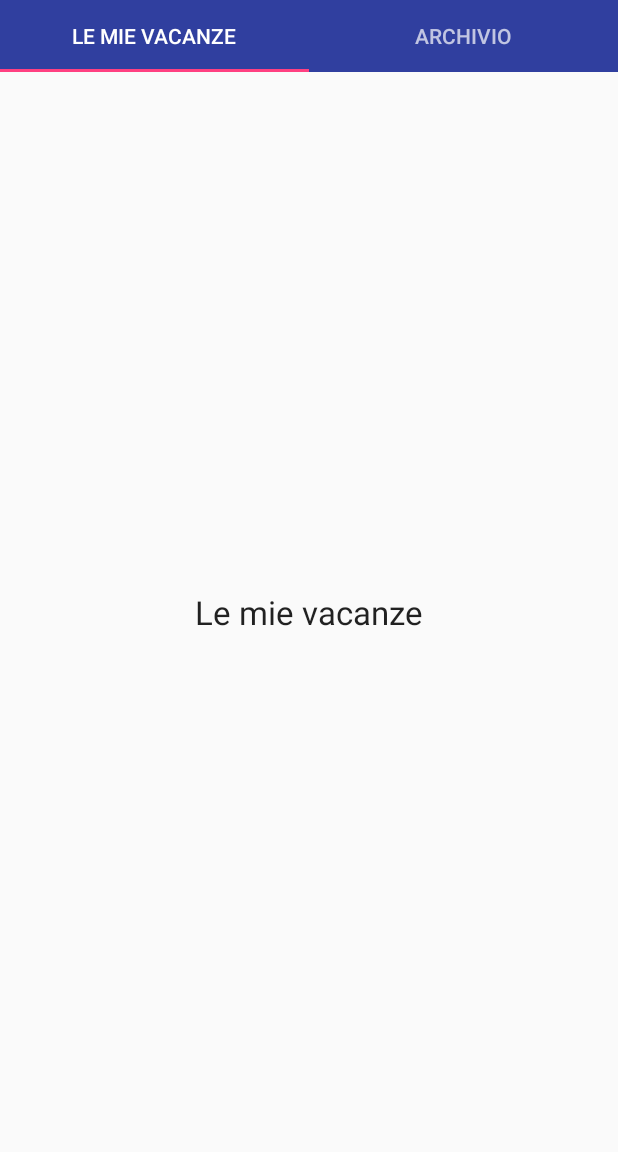
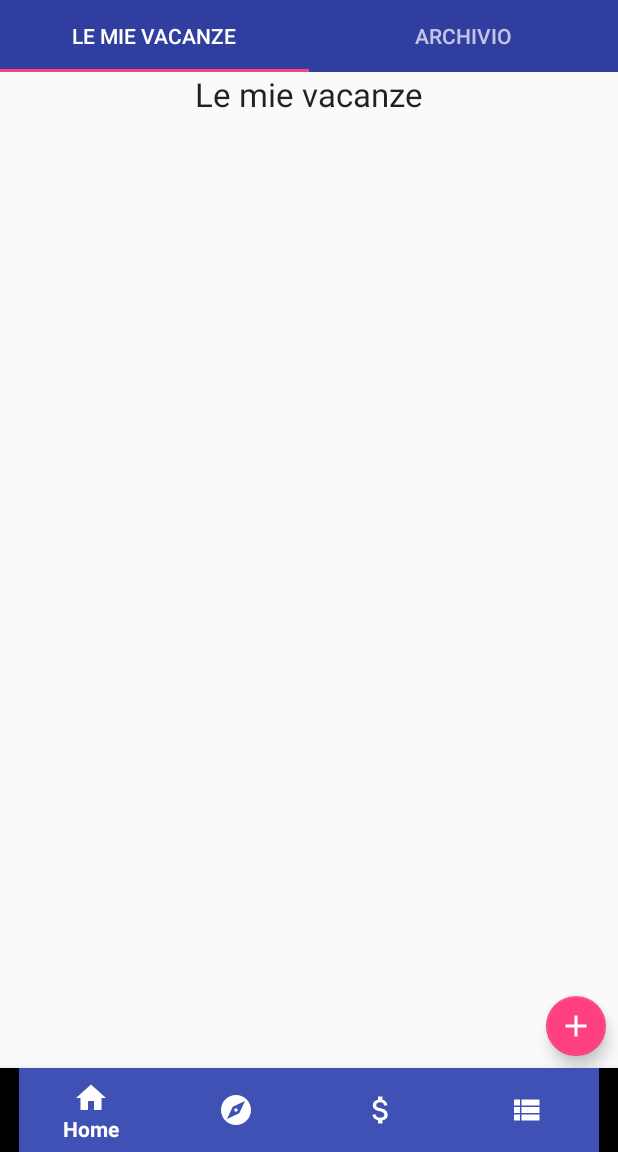
Before and after one commit to RiccardoBiffi/Vacation_Friend, an Android app: the screen it shows after launch (VacationList), on a phone screen of 412 x 824 dp, the part 84-1236 px from its top. Run offline under Robolectric (Android 15) with nearby library versions, the phone set to English and light mode, and no system bars.

Commit message:
Creazione aggiunta elementi grafici a lista vacane. Manca side drawer.

```diff
--- a/app/src/main/java/com/rbiffi/vacationfriend/VacationList/VacationList.java
+++ b/app/src/main/java/com/rbiffi/vacationfriend/VacationList/VacationList.java
@@ -1,6 +1,9 @@
 package com.rbiffi.vacationfriend.VacationList;
 
 import android.annotation.SuppressLint;
+import android.support.annotation.NonNull;
+import android.support.design.widget.BottomNavigationView;
+import android.support.design.widget.FloatingActionButton;
 import android.support.design.widget.TabLayout;
 import android.support.v4.app.Fragment;
 import android.support.v4.app.FragmentManager;
@@ -13,6 +16,7 @@ import android.support.v7.widget.Toolbar;
 import android.view.Menu;
 import android.view.MenuInflater;
 import android.view.MenuItem;
+import android.view.View;
 import android.widget.Toast;
 
 import com.rbiffi.vacationfriend.R;
@@ -23,6 +27,10 @@ public class VacationList extends AppCompatActivity {
     private FragmentAdapter fragmentAdapter;
     private TabLayout tabLayout;
     private Toolbar toolbar;
+    private FloatingActionButton floatingButton;
+
+    //todo da spostare
+    private BottomNavigationView bottomNavigationView;
 
     @Override
     protected void onCreate(Bundle savedInstanceState) {
@@ -38,6 +46,44 @@ public class VacationList extends AppCompatActivity {
 
         toolbar = findViewById(R.id.toolbar);
         setSupportActionBar(toolbar); // trasforma la toolbar in una action bar
+
+        floatingButton = findViewById(R.id.floatingActionButton);
+        floatingButton.setOnClickListener(new View.OnClickListener() {
+            @Override
+            public void onClick(View view) {
+                //todo chiama activity per aggiungere nuova vacanza
+                Toast.makeText(getApplicationContext(), "Add", Toast.LENGTH_SHORT).show();
+            }
+        });
+
+        //todo da spostare nella classe corretta assieme al campo
+        bottomNavigationView = findViewById(R.id.bottomNav);
+        bottomNavigationView.setOnNavigationItemSelectedListener(new BottomNavigationView.OnNavigationItemSelectedListener() {
+            @Override
+            public boolean onNavigationItemSelected(@NonNull MenuItem item) {
+                switch (item.getItemId()){
+                    case R.id.actionHome:
+                        //todo apri attività
+                        Toast.makeText(getApplicationContext(), "Home", Toast.LENGTH_SHORT).show();
+                        break;
+                    case R.id.actionItinerario:
+                        //todo apri attività
+                        Toast.makeText(getApplicationContext(), "Itinerario", Toast.LENGTH_SHORT).show();
+                        break;
+                    case R.id.actionSpese:
+                        //todo apri attività
+                        Toast.makeText(getApplicationContext(), "Spese", Toast.LENGTH_SHORT).show();
+                        break;
+                    case R.id.actionListe:
+                        //todo apri attività
+                        Toast.makeText(getApplicationContext(), "Liste", Toast.LENGTH_SHORT).show();
+                        break;
+                    default:
+                        return false;
+                }
+                return true;
+            }
+        });
     }
 
 
--- /dev/null
+++ b/app/src/main/res/drawable/ic_attach_money_white_24dp.xml
@@ -0,0 +1,5 @@
+<vector android:height="24dp" android:tint="#FFFFFF"
+    android:viewportHeight="24.0" android:viewportWidth="24.0"
+    android:width="24dp" xmlns:android="http://schemas.android.com/apk/res/android">
+    <path android:fillColor="#FF000000" android:pathData="M11.8,10.9c-2.27,-0.59 -3,-1.2 -3,-2.15 0,-1.09 1.01,-1.85 2.7,-1.85 1.78,0 2.44,0.85 2.5,2.1h2.21c-0.07,-1.72 -1.12,-3.3 -3.21,-3.81V3h-3v2.16c-1.94,0.42 -3.5,1.68 -3.5,3.61 0,2.31 1.91,3.46 4.7,4.13 2.5,0.6 3,1.48 3,2.41 0,0.69 -0.49,1.79 -2.7,1.79 -2.06,0 -2.87,-0.92 -2.98,-2.1h-2.2c0.12,2.19 1.76,3.42 3.68,3.83V21h3v-2.15c1.95,-0.37 3.5,-1.5 3.5,-3.55 0,-2.84 -2.43,-3.81 -4.7,-4.4z"/>
+</vector>
--- /dev/null
+++ b/app/src/main/res/drawable/ic_explore_white_24dp.xml
@@ -0,0 +1,5 @@
+<vector android:height="24dp" android:tint="#FFFFFF"
+    android:viewportHeight="24.0" android:viewportWidth="24.0"
+    android:width="24dp" xmlns:android="http://schemas.android.com/apk/res/android">
+    <path android:fillColor="#FF000000" android:pathData="M12,10.9c-0.61,0 -1.1,0.49 -1.1,1.1s0.49,1.1 1.1,1.1c0.61,0 1.1,-0.49 1.1,-1.1s-0.49,-1.1 -1.1,-1.1zM12,2C6.48,2 2,6.48 2,12s4.48,10 10,10 10,-4.48 10,-10S17.52,2 12,2zM14.19,14.19L6,18l3.81,-8.19L18,6l-3.81,8.19z"/>
+</vector>
--- /dev/null
+++ b/app/src/main/res/drawable/ic_home_white_24dp.xml
@@ -0,0 +1,5 @@
+<vector android:height="24dp" android:tint="#FFFFFF"
+    android:viewportHeight="24.0" android:viewportWidth="24.0"
+    android:width="24dp" xmlns:android="http://schemas.android.com/apk/res/android">
+    <path android:fillColor="#FF000000" android:pathData="M10,20v-6h4v6h5v-8h3L12,3 2,12h3v8z"/>
+</vector>
--- a/app/src/main/res/layout/activity_drawer.xml
+++ b/app/src/main/res/layout/activity_drawer.xml
@@ -21,5 +21,4 @@
         android:fitsSystemWindows="true"
         />
 
-
 </android.support.v4.widget.DrawerLayout>
--- a/app/src/main/res/layout/activity_vacation_list.xml
+++ b/app/src/main/res/layout/activity_vacation_list.xml
@@ -37,8 +37,33 @@
         android:layout_height="0dp"
         app:layout_constraintStart_toStartOf="parent"
         app:layout_constraintEnd_toEndOf="parent"
-        app:layout_constraintBottom_toBottomOf="parent"
+        app:layout_constraintBottom_toTopOf="@id/bottomNav"
         app:layout_constraintTop_toBottomOf="@id/tabs"
         />
 
+    <include
+        android:id="@+id/floatingActionButton"
+        layout="@layout/floating_action_button"
+
+        android:layout_width="wrap_content"
+        android:layout_height="wrap_content"
+        app:layout_constraintEnd_toEndOf="parent"
+        app:layout_constraintBottom_toTopOf="@id/bottomNav"
+
+        android:layout_marginBottom="8dp"
+        android:layout_marginEnd="8dp"
+        android:layout_marginRight="8dp"
+        />
+
+    <include
+        android:id="@+id/bottomNav"
+        layout="@layout/bottom_navigation"
+        android:layout_width="0dp"
+        android:layout_height="wrap_content"
+        app:layout_constraintEnd_toEndOf="parent"
+        app:layout_constraintStart_toStartOf="parent"
+        app:layout_constraintBottom_toBottomOf="parent"
+        app:layout_constraintTop_toBottomOf="@id/viewPager"
+        />
+
 </android.support.constraint.ConstraintLayout>
--- /dev/null
+++ b/app/src/main/res/layout/bottom_navigation.xml
@@ -0,0 +1,17 @@
+<?xml version="1.0" encoding="utf-8"?>
+
+<!-- includerò questo frammento in tutti i layout necessari -->
+<android.support.design.widget.BottomNavigationView xmlns:android="http://schemas.android.com/apk/res/android"
+    xmlns:app="http://schemas.android.com/apk/res-auto"
+    xmlns:tools="http://schemas.android.com/tools"
+    tools:showIn="@layout/activity_vacation_list"
+
+    android:layout_width="0dp"
+    android:layout_height="wrap_content"
+
+    app:itemBackground="@color/colorPrimary"
+    app:itemIconTint="@android:color/white"
+    app:itemTextColor="@android:color/white"
+
+    app:menu="@menu/bottom_menu"
+    />
--- /dev/null
+++ b/app/src/main/res/layout/floating_action_button.xml
@@ -0,0 +1,15 @@
+<?xml version="1.0" encoding="utf-8"?>
+
+<android.support.design.widget.FloatingActionButton xmlns:android="http://schemas.android.com/apk/res/android"
+    xmlns:app="http://schemas.android.com/apk/res-auto"
+    xmlns:tools="http://schemas.android.com/tools"
+    android:layout_width="wrap_content"
+    android:layout_height="wrap_content"
+    tools:showIn="@layout/activity_vacation_list"
+
+    android:clickable="true"
+    android:focusable="true"
+
+    android:src="@drawable/ic_add_white_24px"
+    app:fabSize="mini"
+    />
--- a/app/src/main/res/layout/fragment_archivio.xml
+++ b/app/src/main/res/layout/fragment_archivio.xml
@@ -1,6 +1,11 @@
 <?xml version="1.0" encoding="utf-8"?>
-<LinearLayout xmlns:android="http://schemas.android.com/apk/res/android"
+<ScrollView xmlns:android="http://schemas.android.com/apk/res/android"
     xmlns:tools="http://schemas.android.com/tools"
+
+    android:layout_height="match_parent"
+    android:layout_width="match_parent">
+
+    <LinearLayout
         android:layout_width="match_parent"
         android:layout_height="match_parent"
         tools:context=".VacationList.Archivio"
@@ -12,8 +17,8 @@
             android:id="@+id/textView"
             android:layout_width="wrap_content"
             android:layout_height="wrap_content"
+            android:layout_gravity="center"
             android:text="@string/vlTab2"
-        android:layout_gravity="center"
-        android:textAppearance="?android:attr/textAppearanceLarge"
-        />
+            android:textAppearance="?android:attr/textAppearanceLarge" />
     </LinearLayout>
+</ScrollView>
--- a/app/src/main/res/layout/fragment_recenti.xml
+++ b/app/src/main/res/layout/fragment_recenti.xml
@@ -1,6 +1,11 @@
 <?xml version="1.0" encoding="utf-8"?>
-<LinearLayout xmlns:android="http://schemas.android.com/apk/res/android"
-    xmlns:tools="http://schemas.android.com/tools"
+<ScrollView xmlns:android="http://schemas.android.com/apk/res/android"
+xmlns:tools="http://schemas.android.com/tools"
+
+android:layout_height="match_parent"
+android:layout_width="match_parent">
+
+<LinearLayout
     android:layout_width="match_parent"
     android:layout_height="match_parent"
     tools:context=".VacationList.Recenti"
@@ -17,3 +22,4 @@
         android:textAppearance="?android:attr/textAppearanceLarge"
         />
 </LinearLayout>
+</ScrollView>
--- /dev/null
+++ b/app/src/main/res/menu/bottom_menu.xml
@@ -0,0 +1,37 @@
+<?xml version="1.0" encoding="utf-8"?>
+<menu xmlns:android="http://schemas.android.com/apk/res/android"
+    xmlns:app="http://schemas.android.com/apk/res-auto">
+
+    <item
+        android:id="@+id/actionHome"
+        android:title="@string/bnHome"
+        android:icon="@drawable/ic_home_white_24dp"
+        app:showAsAction="ifRoom"
+        android:enabled="true"
+        />
+
+    <item
+        android:id="@+id/actionItinerario"
+        android:title="@string/bnItinerario"
+        android:icon="@drawable/ic_explore_white_24dp"
+        app:showAsAction="ifRoom"
+        android:enabled="true"
+        />
+
+    <item
+        android:id="@+id/actionSpese"
+        android:title="@string/bnSpese"
+        android:icon="@drawable/ic_attach_money_white_24dp"
+        app:showAsAction="ifRoom"
+        android:enabled="true"
+        />
+
+    <item
+        android:id="@+id/actionListe"
+        android:title="@string/bnListe"
+        android:icon="@drawable/ic_view_list_white_24px"
+        app:showAsAction="ifRoom"
+        android:enabled="true"
+        />
+
+</menu>
--- a/app/src/main/res/values/strings.xml
+++ b/app/src/main/res/values/strings.xml
@@ -3,4 +3,8 @@
     <string name="hello_blank_fragment">Hello blank fragment</string>
     <string name="vlTab2">Archivio</string>
     <string name="vlTab1">Le mie vacanze</string>
+    <string name="bnHome">Home</string>
+    <string name="bnItinerario">Itinerario</string>
+    <string name="bnSpese">Spese</string>
+    <string name="bnListe">Liste</string>
 </resources>
--- a/build.gradle
+++ b/build.gradle
@@ -7,7 +7,7 @@ buildscript {
         jcenter()
     }
     dependencies {
-        classpath 'com.android.tools.build:gradle:3.1.3'
+        classpath 'com.android.tools.build:gradle:3.1.4'
 
 
         // NOTE: Do not place your application dependencies here; they belong
```
Lines whose indentation alone changed are shown as unchanged.
